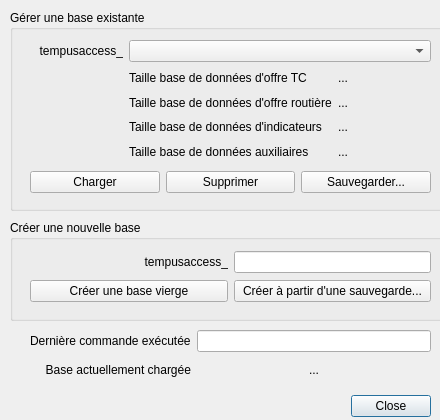
First picture: the form in forms/Ui_manage_db_dialog.ui, repository datagistips/territoires-ville.TempusAccess, before the edit.
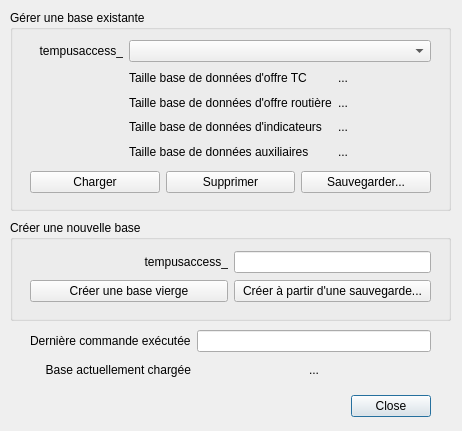
Second picture: the form after the edit.

```diff
--- a/forms/Ui_manage_db_dialog.ui
+++ b/forms/Ui_manage_db_dialog.ui
@@ -6,8 +6,8 @@
    <rect>
     <x>0</x>
     <y>0</y>
-    <width>440</width>
-    <height>420</height>
+    <width>462</width>
+    <height>431</height>
    </rect>
   </property>
   <property name="windowTitle">
```
